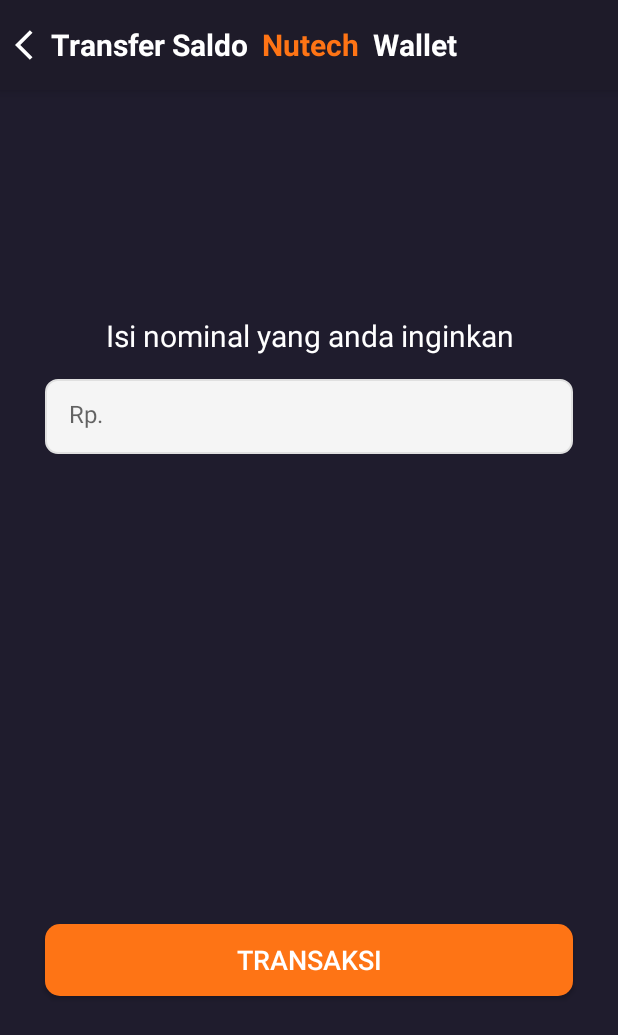
After one commit to imronkyu2/NutechWallet, an Android app: the TopUpAndTransferActivity screen opened directly, with no data from a screen before it, on a phone screen of 412 x 824 dp. The commit adds this screen. Shown: the top 1035 px of the screen. Run offline under Robolectric (Android 15) with nearby library versions, the phone set to English and light mode, and no system bars; 2 statements that could not run were skipped.

```diff
--- a/app/src/main/java/com/example/nutechwallet/ui/home/adapter/TransactionHistoryAdapter.java
+++ b/app/src/main/java/com/example/nutechwallet/ui/home/adapter/TransactionHistoryAdapter.java
@@ -40,15 +40,17 @@ public class TransactionHistoryAdapter extends RecyclerView.Adapter<TransactionH
             holder.viewBinding.tvSubtitle.setCompoundDrawablesWithIntrinsicBounds(R.drawable.ic_marking_topup, 0, 0, 0);
             holder.viewBinding.imageStatus.setImageResource(R.drawable.ic_grow_up);
             holder.viewBinding.tvTotal.setTextColor(context.getColor(R.color.green_60CF97));
+            holder.viewBinding.tvTotal.setText("+"+Const.formatRupiah((double) data.getAmount()));
         }else {
             holder.viewBinding.tvSubtitle.setText("TRANSFER");
             holder.viewBinding.tvSubtitle.setCompoundDrawablesWithIntrinsicBounds(R.drawable.ic_marking_transfer, 0, 0, 0);
             holder.viewBinding.imageStatus.setImageResource(R.drawable.ic_grow_down);
             holder.viewBinding.tvTotal.setTextColor(context.getColor(R.color.orange_FB6365));
+            holder.viewBinding.tvTotal.setText(Const.formatRupiah((double) data.getAmount()));
+            holder.viewBinding.tvTotal.setText("-"+Const.formatRupiah((double) data.getAmount()));
         }
+        holder.viewBinding.tvDate.setText(data.getTransactionTime());
 
-        holder.viewBinding.tvDate.setText(data.getTransactionTime());
-        holder.viewBinding.tvTotal.setText(Const.formatRupiah((double) data.getAmount()));
     }
 
     @Override
--- /dev/null
+++ b/app/src/main/java/com/example/nutechwallet/ui/toup/TopUpAndTransferActivity.java
@@ -0,0 +1,105 @@
+package com.example.nutechwallet.ui.toup;
+
+import android.content.Intent;
+import android.os.Bundle;
+import android.view.View;
+import android.widget.Toast;
+
+import androidx.appcompat.app.AppCompatActivity;
+
+import com.example.nutechwallet.R;
+import com.example.nutechwallet.databinding.ActivityTopUpAndTransferBinding;
+import com.example.nutechwallet.model.toupandtransfer.TopUpAndTransferBody;
+import com.example.nutechwallet.ui.home.HomeActivity;
+import com.example.nutechwallet.ui.toup.contract.TopUpAndTransferPresenterContract;
+import com.example.nutechwallet.ui.toup.contract.TopUpAndTransferViewContract;
+import com.example.nutechwallet.util.Injection;
+
+public class TopUpAndTransferActivity extends AppCompatActivity implements TopUpAndTransferViewContract {
+    private ActivityTopUpAndTransferBinding binding;
+    private TopUpAndTransferPresenterContract presenter;
+    private boolean topupStatus;
+
+    @Override
+    protected void onCreate(Bundle savedInstanceState) {
+        super.onCreate(savedInstanceState);
+        binding = ActivityTopUpAndTransferBinding.inflate(getLayoutInflater());
+        setContentView(binding.getRoot());
+
+        new TopUpAndTransferPresenter(
+                Injection.provideRepository(getApplicationContext()),
+                TopUpAndTransferActivity.this);
+
+        topupStatus =getIntent().getExtras().getBoolean("TopUp");
+
+        if (topupStatus) {
+            binding.tvTitle.setText(getText(R.string.topup_nutech));
+        }else {
+            binding.tvTitle.setText(getText(R.string.transfer_nutech));
+        }
+
+        binding.tvTitle.setOnClickListener(v ->{
+            backToHomeActivity();
+        });
+
+        binding.btnRegister.setOnClickListener(v->{
+            String total = binding.etTotal.getText().toString();
+            if (total.isEmpty()){
+                Toast.makeText(TopUpAndTransferActivity.this, "Anda belum memasukkan nominal", Toast.LENGTH_LONG).show();
+            }else {
+                TopUpAndTransferBody body = new TopUpAndTransferBody();
+                body.setAmount(Integer.parseInt(total));
+                if (topupStatus) {
+                    presenter.doTopUp(body);
+                } else {
+                    presenter.doTransfer(body);
+                }
+            }
+        });
+
+    }
+
+    @Override
+    public void setPresenter(TopUpAndTransferPresenterContract var1) {
+        this.presenter = var1;
+    }
+
+    @Override
+    public void showConnectionError() {
+        Toast.makeText(this, "Server mengalami gangguan", Toast.LENGTH_LONG).show();
+    }
+
+    @Override
+    public void showContentLoading() {
+        binding.animateView.playAnimation();
+        binding.animateView.setVisibility(View.VISIBLE);
+    }
+
+    @Override
+    public void hideContentLoading() {
+        binding.animateView.setVisibility(View.GONE);
+        binding.animateView.pauseAnimation();
+    }
+
+    @Override
+    public void showConnectionFailed() {
+        Toast.makeText(this, "Terjadi kesalahan koneksi", Toast.LENGTH_LONG).show();
+    }
+
+    @Override
+    public void doTransactionFailed(String toString) {
+        Toast.makeText(this, toString, Toast.LENGTH_LONG).show();
+    }
+
+    @Override
+    public void doTransactionSuccessfully(String toString) {
+        Toast.makeText(this, toString, Toast.LENGTH_LONG).show();
+        backToHomeActivity();
+    }
+
+    private void backToHomeActivity() {
+        Intent intent = new Intent(TopUpAndTransferActivity.this, HomeActivity.class);
+        startActivity(intent);
+        finish();
+    }
+}
--- /dev/null
+++ b/app/src/main/java/com/example/nutechwallet/ui/toup/contract/TopUpAndTransferPresenterContract.java
@@ -0,0 +1,11 @@
+package com.example.nutechwallet.ui.toup.contract;
+
+import com.example.nutechwallet.model.toupandtransfer.TopUpAndTransferBody;
+import com.example.nutechwallet.util.mvp.BasePresenter;
+
+public interface TopUpAndTransferPresenterContract extends BasePresenter {
+
+    void doTopUp(TopUpAndTransferBody body);
+
+    void doTransfer(TopUpAndTransferBody body);
+}
--- /dev/null
+++ b/app/src/main/java/com/example/nutechwallet/ui/toup/contract/TopUpAndTransferViewContract.java
@@ -0,0 +1,9 @@
+package com.example.nutechwallet.ui.toup.contract;
+
+import com.example.nutechwallet.util.mvp.BaseView;
+
+public interface TopUpAndTransferViewContract extends BaseView<TopUpAndTransferPresenterContract> {
+    void doTransactionFailed(String toString);
+
+    void doTransactionSuccessfully(String toString);
+}
--- a/app/src/main/java/com/example/nutechwallet/util/Const.java
+++ b/app/src/main/java/com/example/nutechwallet/util/Const.java
@@ -18,6 +18,7 @@ public class Const {
     public static final class Transaction{
         public static final String TRANSFER = "transfer";
         public static final String TOPUP = "topup";
+        public static final boolean DO_TOPUP = true;
 
     }
 
--- a/app/src/main/res/layout/activity_home.xml
+++ b/app/src/main/res/layout/activity_home.xml
@@ -15,10 +15,10 @@
 
     <include
         android:id="@+id/includeCardHome"
-        android:layout_below="@+id/headerLayout"
         layout="@layout/include_card_home"
         android:layout_width="match_parent"
         android:layout_height="wrap_content"
+        android:layout_below="@+id/headerLayout"
         android:layout_marginHorizontal="10dp"
         android:layout_marginTop="10dp" />
 
--- /dev/null
+++ b/app/src/main/res/layout/activity_top_up_and_transfer.xml
@@ -0,0 +1,77 @@
+<?xml version="1.0" encoding="utf-8"?>
+<RelativeLayout xmlns:android="http://schemas.android.com/apk/res/android"
+    xmlns:app="http://schemas.android.com/apk/res-auto"
+    xmlns:tools="http://schemas.android.com/tools"
+    android:layout_width="match_parent"
+    android:layout_height="match_parent"
+    android:background="@color/black_1F1C2D"
+    tools:context=".ui.toup.TopUpAndTransferActivity">
+
+    <TextView
+        android:id="@+id/tv_title"
+        android:layout_width="match_parent"
+        android:layout_height="60dp"
+        android:background="@color/black_1E1B29"
+        android:elevation="5dp"
+        android:gravity="center_vertical"
+        android:paddingStart="10dp"
+        android:text="@string/topup_nutech"
+        android:textColor="@color/white_F3F3F3"
+        android:textSize="20sp"
+        android:textStyle="bold"
+        app:drawableStartCompat="@drawable/ic_arrow_left"
+        app:layout_constraintEnd_toEndOf="parent"
+        app:layout_constraintStart_toStartOf="parent"
+        app:layout_constraintTop_toTopOf="parent"
+        tools:ignore="RtlSymmetry" />
+
+    <TextView
+        android:id="@+id/tv_subtitle"
+        android:layout_width="match_parent"
+        android:layout_height="wrap_content"
+        android:layout_below="@+id/tv_title"
+        android:layout_marginTop="150dp"
+        android:text="@string/nominal_content"
+        android:textAlignment="center"
+        android:textColor="@color/white"
+        android:textSize="20sp" />
+
+    <EditText
+        android:id="@+id/et_total"
+        style="@style/customEditText"
+        android:layout_below="@+id/tv_subtitle"
+        android:layout_centerInParent="true"
+        android:layout_marginHorizontal="30dp"
+        android:layout_marginTop="15dp"
+        android:hint="@string/rp"
+        android:inputType="number"
+        tools:ignore="Autofill" />
+
+    <androidx.appcompat.widget.AppCompatButton
+        android:id="@+id/btn_register"
+        android:layout_width="match_parent"
+        android:layout_height="wrap_content"
+        android:layout_alignParentBottom="true"
+        android:layout_marginHorizontal="30dp"
+        android:layout_marginBottom="160dp"
+        android:background="@drawable/btn_custom"
+        android:text="@string/transaction"
+        android:textColor="@android:color/white"
+        android:textSize="18sp" />
+
+    <com.airbnb.lottie.LottieAnimationView
+        android:id="@+id/animateView"
+        android:layout_below="@+id/et_total"
+        android:layout_above="@+id/btn_register"
+        android:layout_marginVertical="20dp"
+        android:layout_width="match_parent"
+        android:layout_height="match_parent"
+        android:layout_centerInParent="true"
+        app:layout_constraintBottom_toBottomOf="parent"
+        app:layout_constraintEnd_toEndOf="parent"
+        app:layout_constraintStart_toStartOf="parent"
+        app:layout_constraintTop_toTopOf="parent"
+        app:lottie_loop="true"
+        android:visibility="visible"
+        app:lottie_rawRes="@raw/loading_animation" />
+</RelativeLayout>
--- a/app/src/main/res/layout/include_card_home.xml
+++ b/app/src/main/res/layout/include_card_home.xml
@@ -15,6 +15,7 @@
         android:text="@string/total_balance"
         android:textColor="@color/white"
         android:textSize="20sp"
+        android:layout_marginStart="5dp"
         android:textStyle="bold" />
 
     <TextView
@@ -22,6 +23,7 @@
         android:layout_width="match_parent"
         android:layout_height="wrap_content"
         android:layout_below="@+id/tv_title"
+        android:layout_marginStart="5dp"
         android:layout_marginTop="10dp"
         android:ellipsize="end"
         android:gravity="center_vertical"
@@ -29,9 +31,10 @@
         android:textColor="@color/white"
         android:textSize="30sp"
         android:textStyle="bold"
-        tools:text="Rp.200.000" />
+        tools:text="Rp.200" />
 
     <RelativeLayout
+        android:id="@+id/buttonTopUp"
         android:layout_width="wrap_content"
         android:layout_height="wrap_content"
         android:layout_below="@+id/balanceTV"
--- a/app/src/main/res/layout/include_menu_home.xml
+++ b/app/src/main/res/layout/include_menu_home.xml
@@ -7,7 +7,7 @@
     xmlns:app="http://schemas.android.com/apk/res-auto">
 
     <ImageButton
-        android:id="@+id/icon"
+        android:id="@+id/icon_transfer"
         android:layout_width="wrap_content"
         android:layout_height="wrap_content"
         android:layout_centerVertical="true"
@@ -23,7 +23,7 @@
         android:layout_height="wrap_content"
         android:layout_centerVertical="true"
         android:layout_marginBottom="10dp"
-        android:layout_toEndOf="@+id/icon"
+        android:layout_toEndOf="@+id/icon_transfer"
         android:text="@string/transfer"
         android:textColor="@color/white"
         android:textSize="18sp" />
--- a/app/src/main/res/values/strings.xml
+++ b/app/src/main/res/values/strings.xml
@@ -25,4 +25,9 @@
     <string name="first_name_not_may_kosong">Nama depan tidak boleh kosong</string>
     <string name="passwords_dont_match">Password dan Konfirmasi kata sandi tidak sama</string>
     <string name="email_and_password_have_not_been_filled_in">Email dan Password belum di isi</string>
+    <string name="topup_nutech"><font color="#FFFFFFFF">Top Up Saldo </font> <font color="#FE7415">Nutech </font> <font color="#FFFFFFFF">Wallet</font></string>
+    <string name="transfer_nutech"><font color="#FFFFFFFF">Transfer Saldo </font> <font color="#FE7415">Nutech </font> <font color="#FFFFFFFF">Wallet</font></string>
+    <string name="nominal_content">Isi nominal yang anda inginkan</string>
+    <string name="rp">Rp.</string>
+    <string name="transaction">Transaksi</string>
 </resources>
```
Also changed, not shown: app/src/main/AndroidManifest.xml (+10 -4 lines), app/src/main/java/com/example/nutechwallet/ui/home/HomeActivity.java (+26 -7 lines), app/src/main/java/com/example/nutechwallet/ui/toup/TopUpAndTransferPresenter.java (added, +75 -0 lines).
